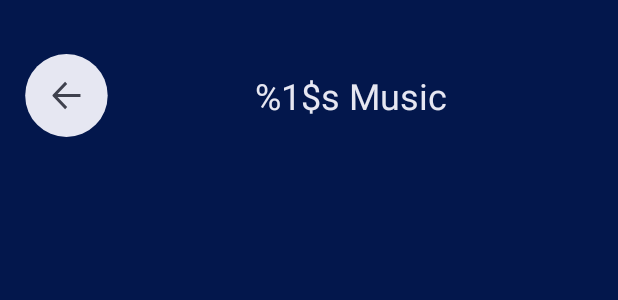
After one commit to DmitryAvanesov/sleep, an Android app: the layout activity_category.xml on its own in the app's theme, with its tools: preview values and no code run, on a phone screen of 412 x 824 dp. The commit adds this screen. Shown: the top 300 px of the screen. Run offline under Robolectric (Android 15) with nearby library versions, the phone set to English and light mode, and no system bars.

Commit message:
Added transitions between list and category activities w/ intent extras

```diff
--- a/app/src/main/AndroidManifest.xml
+++ b/app/src/main/AndroidManifest.xml
@@ -10,9 +10,11 @@
         android:supportsRtl="true"
         android:theme="@style/Theme.Sleep">
         <activity
+            android:name=".category.CategoryActivity"
+            android:exported="true" />
+        <activity
             android:name=".list.ListActivity"
-            android:exported="true"
-            />
+            android:exported="true" />
         <activity
             android:name=".MainActivity"
             android:exported="true">
--- /dev/null
+++ b/app/src/main/java/com/example/sleep/category/CategoryActivity.kt
@@ -0,0 +1,32 @@
+package com.example.sleep.category
+
+import android.content.Intent
+import androidx.appcompat.app.AppCompatActivity
+import android.os.Bundle
+import android.widget.ImageButton
+import android.widget.TextView
+import com.example.sleep.R
+import com.example.sleep.list.ListActivity
+
+class CategoryActivity : AppCompatActivity() {
+    override fun onCreate(savedInstanceState: Bundle?) {
+        super.onCreate(savedInstanceState)
+        setContentView(R.layout.activity_category)
+        handleExtras()
+        handleBackButtonClick()
+    }
+
+    private fun handleExtras() {
+        findViewById<TextView>(R.id.category_title).text = getString(
+            R.string.category_title,
+            intent.extras?.get("name")
+        )
+    }
+
+    private fun handleBackButtonClick() {
+        findViewById<ImageButton>(R.id.category_back_button).setOnClickListener {
+            val intent = Intent(this, ListActivity::class.java)
+            startActivity(intent)
+        }
+    }
+}
--- a/app/src/main/java/com/example/sleep/list/HeaderFragment.kt
+++ b/app/src/main/java/com/example/sleep/list/HeaderFragment.kt
@@ -1,5 +1,6 @@
 package com.example.sleep.list
 
+import android.content.Intent
 import android.os.Bundle
 import android.view.Gravity
 import android.view.LayoutInflater
@@ -11,6 +12,7 @@ import androidx.core.view.setPadding
 import androidx.fragment.app.Fragment
 import androidx.fragment.app.activityViewModels
 import com.example.sleep.R
+import com.example.sleep.category.CategoryActivity
 import com.example.sleep.core.CategoryViewModel
 
 class HeaderFragment : Fragment() {
@@ -63,6 +65,11 @@ class HeaderFragment : Fragment() {
                             requireContext().packageName
                         )
                     )
+                    button.setOnClickListener {
+                        val intent = Intent(activity, CategoryActivity::class.java)
+                        intent.putExtra("name", category.name)
+                        startActivity(intent)
+                    }
                     categoryLinearLayout.addView(button)
 
                     val textView = TextView(requireContext())
--- /dev/null
+++ b/app/src/main/res/drawable/ic_back_button_icon.xml
@@ -0,0 +1,9 @@
+<vector xmlns:android="http://schemas.android.com/apk/res/android"
+    android:width="20dp"
+    android:height="19dp"
+    android:viewportWidth="20"
+    android:viewportHeight="19">
+  <path
+      android:pathData="M19.6428,10.5L4.3667,10.5L10.7779,17.0889L9.4025,18.5L1.1718,10.0667C0.8686,9.7556 0.8686,9.2556 1.1718,8.9444L9.4025,0.5L10.7779,1.9111L4.3667,8.5L19.6428,8.5L19.6428,9.5L19.6428,10.5Z"
+      android:fillColor="#3F414E"/>
+</vector>
--- /dev/null
+++ b/app/src/main/res/drawable/ic_top_button_background.xml
@@ -0,0 +1,9 @@
+<vector xmlns:android="http://schemas.android.com/apk/res/android"
+    android:width="56dp"
+    android:height="55dp"
+    android:viewportWidth="56"
+    android:viewportHeight="55">
+  <path
+      android:pathData="M28.2937,55L28.2937,55A27.5,27.5 0,0 1,0.7937 27.5L0.7937,27.5A27.5,27.5 0,0 1,28.2937 0L28.2937,0A27.5,27.5 0,0 1,55.7937 27.5L55.7937,27.5A27.5,27.5 0,0 1,28.2937 55z"
+      android:fillColor="#E6E7F2"/>
+</vector>
--- /dev/null
+++ b/app/src/main/res/layout/activity_category.xml
@@ -0,0 +1,42 @@
+<?xml version="1.0" encoding="utf-8"?>
+<androidx.constraintlayout.widget.ConstraintLayout xmlns:android="http://schemas.android.com/apk/res/android"
+    xmlns:app="http://schemas.android.com/apk/res-auto"
+    xmlns:tools="http://schemas.android.com/tools"
+    android:id="@+id/activity_category"
+    android:layout_width="match_parent"
+    android:layout_height="match_parent"
+    android:background="@color/dark_blue"
+    tools:context=".category.CategoryActivity">
+
+    <LinearLayout
+        android:id="@+id/category_header_layout"
+        android:layout_width="match_parent"
+        android:layout_height="wrap_content"
+        android:orientation="horizontal"
+        android:paddingLeft="16dp"
+        android:paddingTop="36dp"
+        android:paddingRight="16dp"
+        app:layout_constraintEnd_toEndOf="parent"
+        app:layout_constraintStart_toStartOf="parent"
+        app:layout_constraintTop_toTopOf="parent">
+
+        <ImageButton
+            android:id="@+id/category_back_button"
+            android:layout_width="wrap_content"
+            android:layout_height="wrap_content"
+            android:background="@drawable/ic_top_button_background"
+            app:srcCompat="@drawable/ic_back_button_icon" />
+
+        <TextView
+            android:id="@+id/category_title"
+            android:layout_width="0dp"
+            android:layout_height="wrap_content"
+            android:layout_gravity="center_vertical"
+            android:layout_weight="1"
+            android:text="@string/category_title"
+            android:textAlignment="center"
+            android:textColor="@color/light_pink"
+            android:textSize="24sp" />
+    </LinearLayout>
+
+</androidx.constraintlayout.widget.ConstraintLayout>
--- a/app/src/main/res/values/strings.xml
+++ b/app/src/main/res/values/strings.xml
@@ -11,4 +11,5 @@
     <string name="premium_name">The Ocean Moon</string>
     <string name="premium_info">Non-stop 8-hour mixes of our most popular sleep audio</string>
     <string name="start_button_text">Start</string>
+    <string name="category_title">%1$s Music</string>
 </resources>
--- a/build.gradle
+++ b/build.gradle
@@ -6,7 +6,7 @@ buildscript {
     }
     dependencies {
         classpath "com.android.tools.build:gradle:7.0.0"
-        classpath "org.jetbrains.kotlin:kotlin-gradle-plugin:1.5.21"
+        classpath 'org.jetbrains.kotlin:kotlin-gradle-plugin:1.5.30'
 
         // NOTE: Do not place your application dependencies here; they belong
         // in the individual module build.gradle files
```
